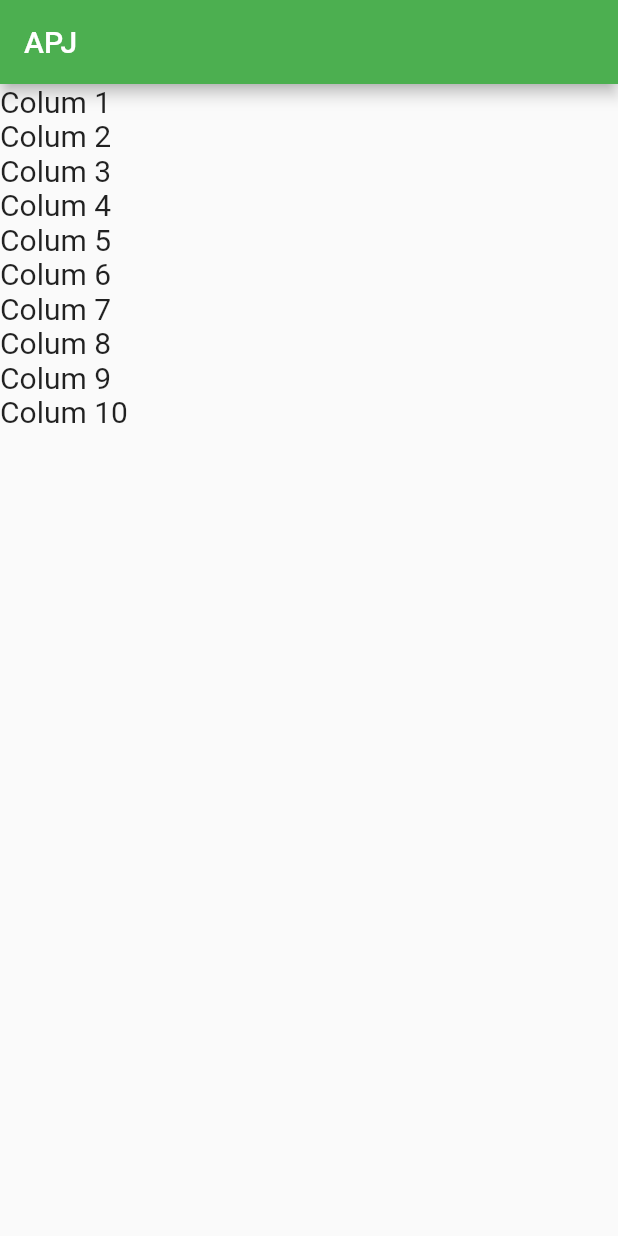
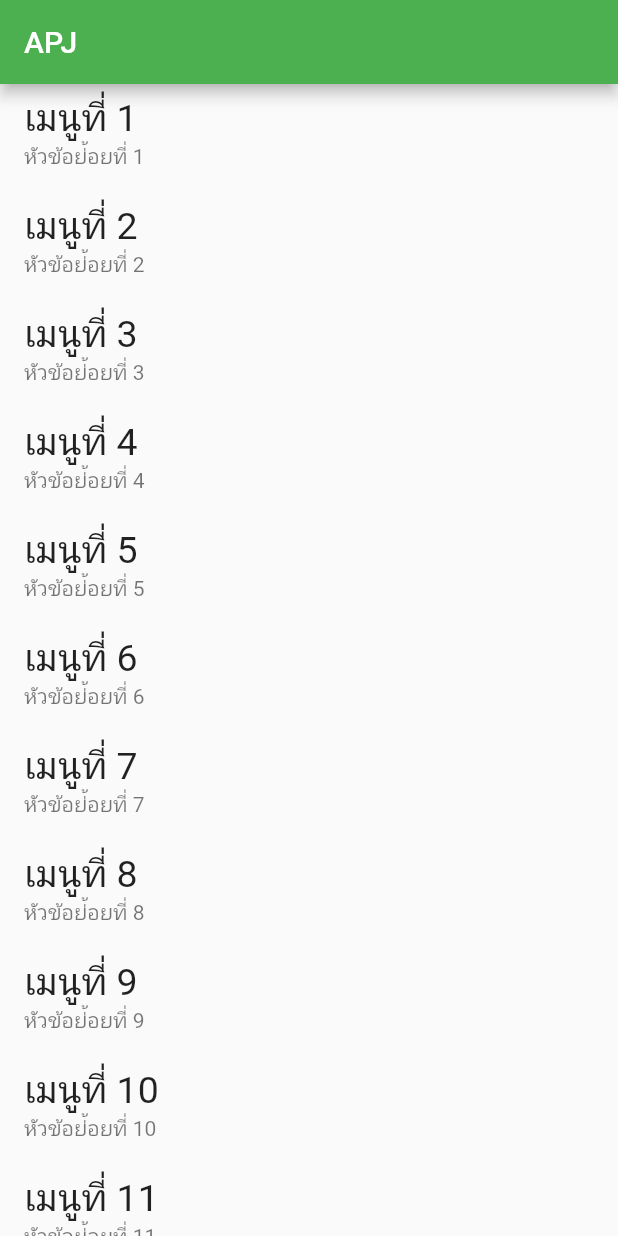
Before and after one commit to joiddev/android_APP, a Flutter app: the screen it shows after launch, on a phone screen of 412 x 824 dp. Run offline on Flutter 3.47's test engine with Material 2 defaults, Android fonts, the phone set to English and light mode, and no system bars.

Commit message:
ListTile

```diff
--- a/lib/main.dart
+++ b/lib/main.dart
@@ -38,22 +38,24 @@ class _MyHomePageState extends State<MyHomePage> {
       ),
       body: Center(
         child: ListView(
-          children: getData(10),
+          children: getData(20),
         ),
       ),
     );
   }
 
-
   //เตรียมข้อมูล
-  List<Widget> getData(int count){
+  List<Widget> getData(int count) {
     //text
     List<Widget> data = [];
     for (var i = 0; i < count; i++) {
-      data.add(Text("Colum ${i + 1}",style: TextStyle(fontSize: 20),));
+      var menu = ListTile(
+        title: Text("เมนูที่ ${i + 1}",style: TextStyle(fontSize: 25),),
+        subtitle: Text("หัวข้อย่้อยที่ ${i + 1}"),
+      );
+      data.add(menu);
     }
     return data;
-
   }
 }
 
```
